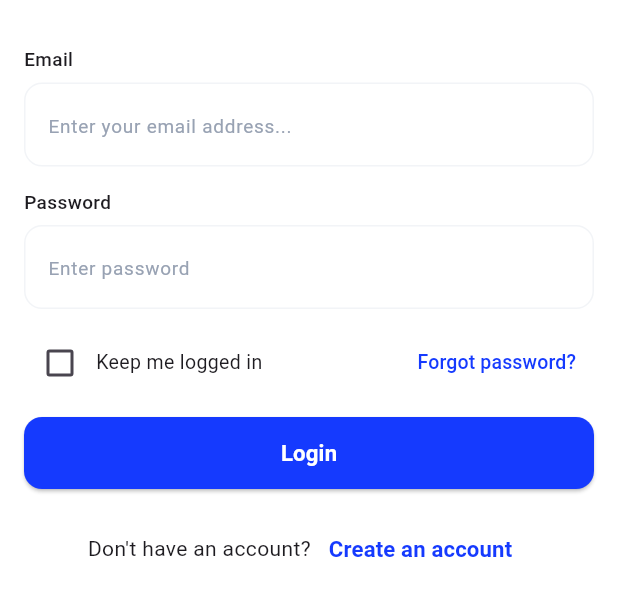
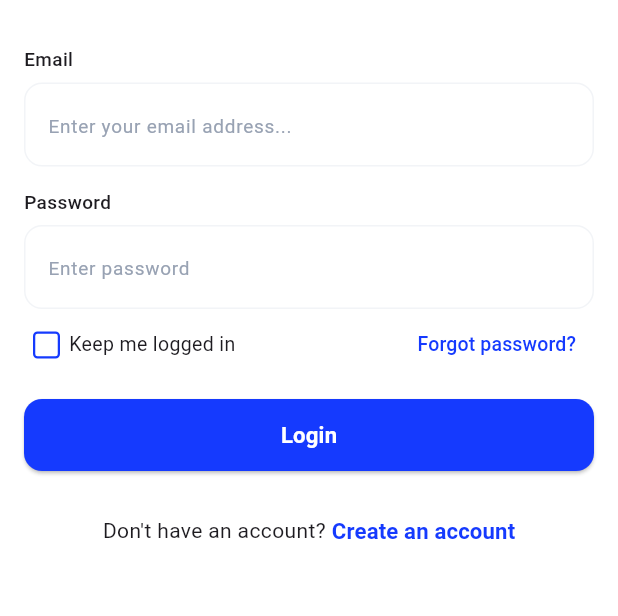
Before and after one commit to OneNet-Corporation/one_net, a Flutter app: the screen it shows after launch, on a phone screen of 412 x 824 dp, the part 60-676 px from its top. Run offline on Flutter 3.47's test engine with Material 3 defaults, Android fonts, the phone set to English and light mode, and no system bars; Roboto replaces fonts that are missing (SF Pro Text).

Commit message:
Change checkbox color and padding on login screen

```diff
--- a/frontend/one_net/lib/screens/home/login_screen.dart
+++ b/frontend/one_net/lib/screens/home/login_screen.dart
@@ -1,8 +1,15 @@
 import 'package:flutter/material.dart';
 import 'package:one_net/core/constants/constants.dart';
 
-class LoginScreen extends StatelessWidget {
+class LoginScreen extends StatefulWidget {
   const LoginScreen({super.key});
+
+  @override
+  LoginScreenState createState() => LoginScreenState();
+}
+
+class LoginScreenState extends State<LoginScreen> {
+  bool _isChecked = false;
 
   @override
   Widget build(BuildContext context) {
@@ -61,20 +68,28 @@ class LoginScreen extends StatelessWidget {
                   hintStyle: hintText(context).copyWith(color: hintColor),
                 ),
               ),
-              SizedBox(height: 12),
               Row(
-                mainAxisAlignment: MainAxisAlignment.spaceBetween,
                 children: [
-                  Row(
-                    children: [
-                      Checkbox(
-                        value: false,
-                        onChanged: (bool? value) {},
-                      ),
-                      Text('Keep me logged in',
-                          style: hintText(context).copyWith(fontSize: 13)),
-                    ],
+                  SizedBox(
+                    width: 30,
+                    child: Checkbox(
+                      value: _isChecked,
+                      onChanged: (bool? value) {
+                        setState(() {
+                          _isChecked = value!;
+                        });
+                      },
+                      shape: RoundedRectangleBorder(
+                          borderRadius: BorderRadius.all(Radius.circular(3))),
+                      side: BorderSide(color: primaryColor, width: 1.5),
+                      activeColor: primaryColor,
+                      checkColor: Colors.white,
+                      materialTapTargetSize: MaterialTapTargetSize.shrinkWrap,
+                    ),
                   ),
+                  Text('Keep me logged in',
+                      style: hintText(context).copyWith(fontSize: 13)),
+                  Spacer(),
                   TextButton(
                     onPressed: () {},
                     child: Text('Forgot password?',
@@ -106,6 +121,8 @@ class LoginScreen extends StatelessWidget {
                         style: hintText(context).copyWith(fontSize: 14)),
                     TextButton(
                       onPressed: () {},
+                      style: TextButton.styleFrom(
+                          padding: EdgeInsets.only(left: 4)),
                       child: Text(
                         'Create an account',
                         style:
```
Also changed, not shown: 4 other files.
